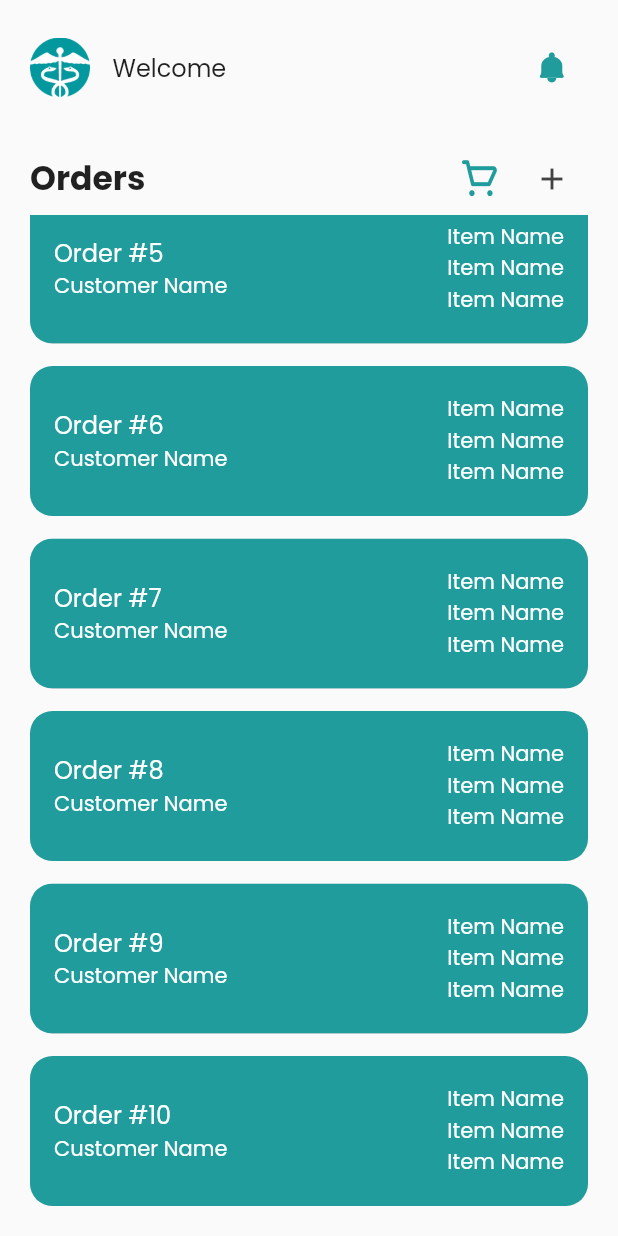
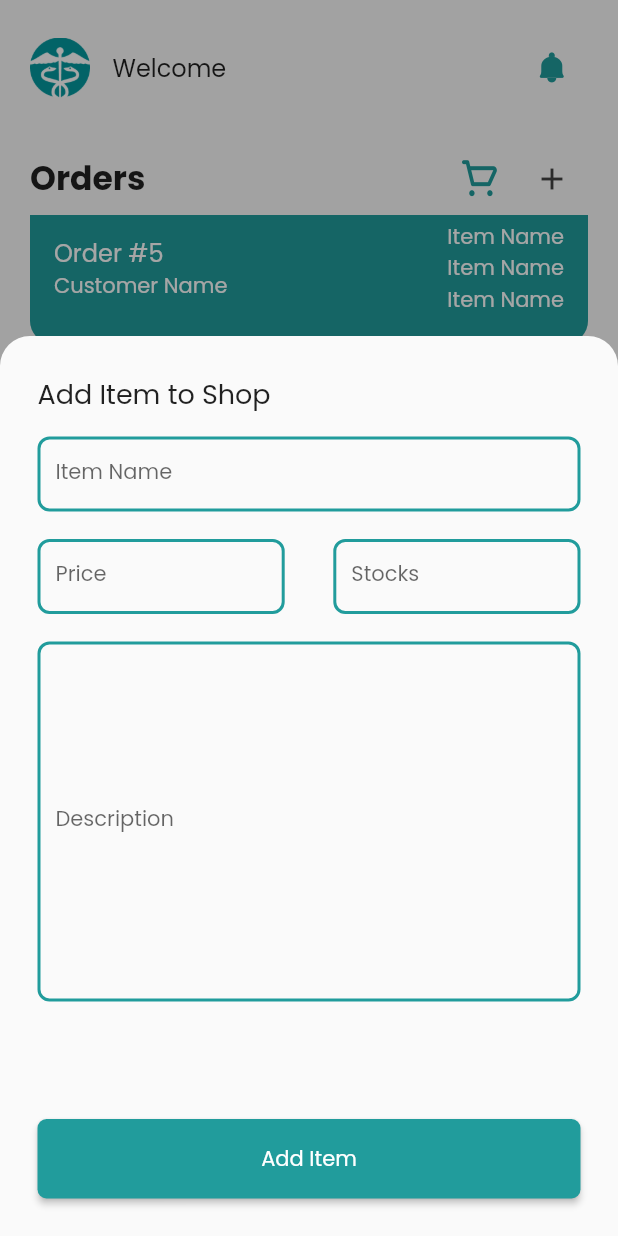
Before and after one commit to EdisonModesto/pharma_go, a Flutter app: the orderAdminUI screen opened directly, scrolled down 489 dp, after a tap on the "add" icon, on a phone screen of 412 x 824 dp. Run offline on Flutter 3.47's test engine with Material 2 defaults, Android fonts, the phone set to English and light mode, and no system bars; our stand-ins replace auto_size_text, cloud_firestore, firebase_auth, firebase_core, flutter_map, fluttertoast and 3 more; missing offline and left inert: day_night_time_picker, flutter_map_marker_cluster, flutterfire_ui, ntp, osm_nominatim; accounts and stored records are empty; generated files the repository leaves out were written again.

Commit message:
-Adding items

```diff
--- a/lib/AdminPanel/orderAdminUI.dart
+++ b/lib/AdminPanel/orderAdminUI.dart
@@ -1,5 +1,7 @@
 import 'package:flutter/material.dart';
 import 'package:flutterfire_ui/auth.dart';
+import 'package:modal_bottom_sheet/modal_bottom_sheet.dart';
+import 'package:pharma_go/Shop/addItem.dart';
 import 'package:pharma_go/authentication/registerProvider.dart';
 import 'package:pharma_go/my_flutter_app_icons.dart';
 import 'package:provider/provider.dart';
@@ -86,7 +88,18 @@ class _orderAdminUIState extends State<orderAdminUI> {
                                       )
                                   ),
                                   IconButton(
-                                      onPressed: (){},
+                                      onPressed: (){
+                                        showMaterialModalBottomSheet(
+                                          shape: const RoundedRectangleBorder(
+                                              borderRadius: BorderRadius.only(
+                                                  topRight: Radius.circular(20),
+                                                  topLeft: Radius.circular(20)
+                                              )
+                                          ),
+                                          context: context,
+                                          builder: (context) => const addItemUI(),
+                                        );
+                                      },
                                       icon: const Icon(
                                         Icons.add,
                                         color: Color(0xff424242),
--- /dev/null
+++ b/lib/Shop/addItem.dart
@@ -0,0 +1,248 @@
+import 'package:cloud_firestore/cloud_firestore.dart';
+import 'package:flutter/material.dart';
+
+class addItemUI extends StatefulWidget {
+  const addItemUI({Key? key}) : super(key: key);
+
+  @override
+  State<addItemUI> createState() => _addItemUIState();
+}
+
+class _addItemUIState extends State<addItemUI> {
+  final _formKey = GlobalKey<FormState>();
+
+  TextEditingController nameCtrl = TextEditingController();
+  TextEditingController priceCtrl = TextEditingController();
+  TextEditingController stocksCtrl = TextEditingController();
+  TextEditingController descCtrl = TextEditingController();
+
+  @override
+  void dispose() {
+    super.dispose();
+    nameCtrl.dispose();
+    priceCtrl.dispose();
+    stocksCtrl.dispose();
+    descCtrl.dispose();
+  }
+
+  @override
+  Widget build(BuildContext context) {
+    return Container(
+      height: 600,
+      padding: const EdgeInsets.all(25),
+      child: Column(
+        crossAxisAlignment: CrossAxisAlignment.start,
+        children: [
+          const Text(
+            "Add Item to Shop",
+            style: TextStyle(
+              fontSize: 18,
+            ),
+          ),
+          Expanded(
+            child: Padding(
+              padding: const EdgeInsets.only(top: 15),
+              child: Form(
+                key: _formKey,
+                child: Column(
+                  mainAxisAlignment: MainAxisAlignment.spaceBetween,
+                  children: [
+                    SizedBox(
+                      height: 50,
+                      child: TextFormField(
+                          autovalidateMode: AutovalidateMode.onUserInteraction,
+                          validator: (value) {
+                            if (value == null || value.isEmpty) {
+                              return '';
+                            }
+                            return null;
+                          },
+                          style: const TextStyle(
+                              fontSize: 14
+                          ),
+                          controller: nameCtrl,
+                          decoration: const InputDecoration(
+                            errorStyle: TextStyle(height: 0),
+                            label: Text("Item Name"),
+                            enabledBorder: OutlineInputBorder(
+                              borderRadius: BorderRadius.all(
+                                Radius.circular(8),
+                              ),
+                              borderSide: BorderSide(
+                                color: Color(0xff219C9C),
+                                width: 2.0,
+                              ),
+                            ),
+
+                            border: OutlineInputBorder(
+                              borderRadius: BorderRadius.all(
+                                Radius.circular(8),
+                              ),
+                              borderSide: BorderSide(
+                                color: Colors.red,
+                                width: 6.0,
+                              ),
+                            ),
+                          )
+                      ),
+                    ),
+                    Row(
+                      mainAxisAlignment: MainAxisAlignment.spaceBetween,
+                      children: [
+                        SizedBox(
+                          height: 50,
+                          width: MediaQuery.of(context).size.width * 0.4,
+                          child: TextFormField(
+                            controller: priceCtrl,
+                              keyboardType: TextInputType.phone,
+                              autovalidateMode: AutovalidateMode.onUserInteraction,
+                              validator: (value) {
+                                if (value == null || value.isEmpty) {
+                                  return '';
+                                }
+                                return null;
+                              },
+                              style: const TextStyle(
+                                  fontSize: 14
+                              ),
+                              decoration: const InputDecoration(
+                                errorStyle: TextStyle(height: 0),
+                                label: Text("Price"),
+                                enabledBorder: OutlineInputBorder(
+                                  borderRadius: BorderRadius.all(
+                                    Radius.circular(8),
+                                  ),
+                                  borderSide: BorderSide(
+                                    color: Color(0xff219C9C),
+                                    width: 2.0,
+                                  ),
+                                ),
+
+                                border: OutlineInputBorder(
+                                  borderRadius: BorderRadius.all(
+                                    Radius.circular(8),
+                                  ),
+                                  borderSide: BorderSide(
+                                    color: Colors.red,
+                                    width: 6.0,
+                                  ),
+                                ),
+                              )
+                          ),
+                        ),
+                        SizedBox(
+                          height: 50,
+                          width: MediaQuery.of(context).size.width * 0.4,
+                          child: TextFormField(
+                            controller: stocksCtrl,
+                              autovalidateMode: AutovalidateMode.onUserInteraction,
+                              keyboardType: TextInputType.phone,
+                              validator: (value) {
+                                if (value == null || value.isEmpty) {
+                                  return '';
+                                }
+                                return null;
+                              },
+                              style: const TextStyle(
+                                  fontSize: 14
+                              ),
+                              decoration: const InputDecoration(
+                                errorStyle: TextStyle(height: 0),
+                                label: Text("Stocks"),
+                                enabledBorder: OutlineInputBorder(
+                                  borderRadius: BorderRadius.all(
+                                    Radius.circular(8),
+                                  ),
+                                  borderSide: BorderSide(
+                                    color: Color(0xff219C9C),
+                                    width: 2.0,
+                                  ),
+                                ),
+
+                                border: OutlineInputBorder(
+                                  borderRadius: BorderRadius.all(
+                                    Radius.circular(8),
+                                  ),
+                                  borderSide: BorderSide(
+                                    color: Colors.red,
+                                    width: 6.0,
+                                  ),
+                                ),
+                              )
+                          ),
+                        ),
+                      ],
+                    ),
+                    SizedBox(
+                      height: 300,
+                      child: TextFormField(
+                        controller: descCtrl,
+                          autovalidateMode: AutovalidateMode.onUserInteraction,
+                          validator: (value) {
+                            if (value == null || value.isEmpty) {
+                              return '';
+                            }
+                            return null;
+                          },
+                          style: const TextStyle(
+                              fontSize: 14
+                          ),
+                          maxLines: 10,
+                          decoration: const InputDecoration(
+                            errorStyle: TextStyle(height: 0),
+                            label: Text("Description"),
+                            enabledBorder: OutlineInputBorder(
+                              borderRadius: BorderRadius.all(
+                                Radius.circular(8),
+                              ),
+                              borderSide: BorderSide(
+                                color: Color(0xff219C9C),
+                                width: 2.0,
+                              ),
+                            ),
+
+                            border: OutlineInputBorder(
+                              borderRadius: BorderRadius.all(
+                                Radius.circular(8),
+                              ),
+                              borderSide: BorderSide(
+                                color: Colors.red,
+                                width: 6.0,
+                              ),
+                            ),
+                          )
+                      ),
+                    ),
+                    ElevatedButton(
+                      onPressed: (){
+                        if (_formKey.currentState!.validate()) {
+                          var collection = FirebaseFirestore.instance.collection('Shop');
+                          collection.doc().set({
+                            "Heading": nameCtrl.text,
+                            "Price": priceCtrl.text,
+                            "Stock": stocksCtrl.text,
+                            "Description": descCtrl.text
+                          });
+                        }
+                      },
+                      style: ElevatedButton.styleFrom(
+                          fixedSize: const Size(409, 53),
+                          backgroundColor: const Color(0xff219C9C),
+                          shape: const RoundedRectangleBorder(
+                              borderRadius: BorderRadius.all(Radius.circular(6))
+                          )
+                      ),
+                      child: const Text(
+                          "Add Item"
+                      ),
+                    ),
+                  ],
+                ),
+              ),
+            ),
+          )
+        ],
+      ),
+    );
+  }
+}
```
Also changed, not shown: lib/AdminPanel/accountDetails.dart (added, +80 -0 lines), lib/AdminPanel/accountsAdminUI.dart (+42 -11 lines), lib/Shop/expandItem.dart (+53 -30 lines), lib/Shop/shopUI.dart (+8 -1 lines).
